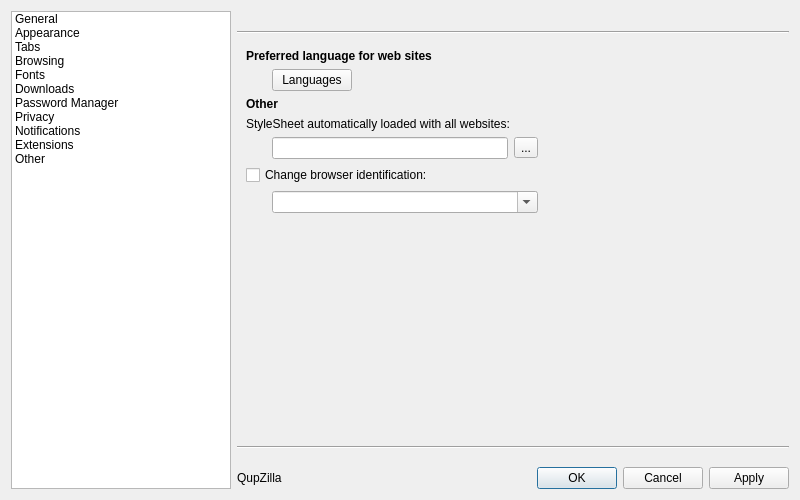
Old version of the form src/lib/preferences/preferences.ui in the repository QupZilla/qupzilla.
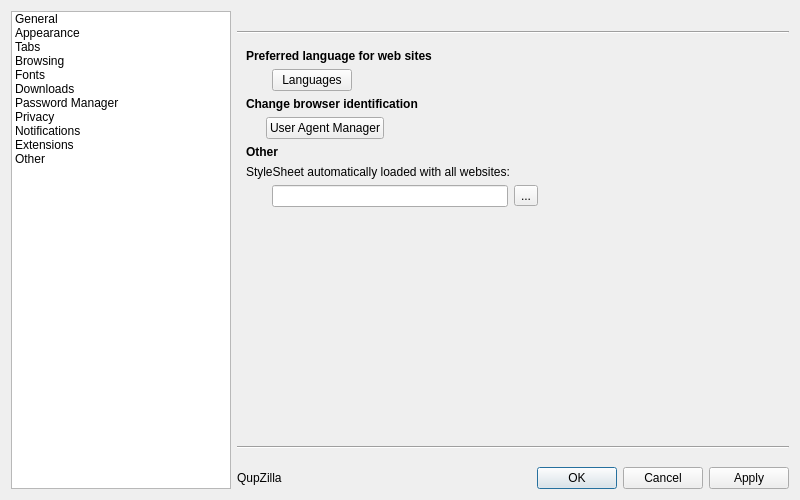
New version of the form. The open tabs and pages were chosen to show the change.

Commit message:
New User Agent Manager allows setting per-site User Agents.
closes #399

Diff of the .ui file:
```diff
--- a/src/lib/preferences/preferences.ui
+++ b/src/lib/preferences/preferences.ui
@@ -2170,24 +2170,24 @@
      </widget>
      <widget class="QWidget" name="stackedWidgetPage7">
       <layout class="QGridLayout" name="gridLayout_13">
-       <item row="7" column="0" colspan="4">
+       <item row="9" column="0" colspan="4">
         <widget class="QLabel" name="label_9">
          <property name="text">
           <string>&lt;b&gt;Other&lt;/b&gt;</string>
          </property>
         </widget>
        </item>
-       <item row="8" column="0" colspan="4">
+       <item row="10" column="0" colspan="4">
         <widget class="QLabel" name="label_15">
          <property name="text">
           <string>StyleSheet automatically loaded with all websites: </string>
          </property>
         </widget>
        </item>
-       <item row="9" column="1">
+       <item row="11" column="1">
         <widget class="QLineEdit" name="userStyleSheet"/>
        </item>
-       <item row="9" column="2">
+       <item row="11" column="2">
         <widget class="QToolButton" name="chooseUserStylesheet">
          <property name="text">
           <string>...</string>
@@ -2225,26 +2225,6 @@
          </property>
         </widget>
        </item>
-       <item row="10" column="0" colspan="2">
-        <widget class="QCheckBox" name="changeUserAgent">
-         <property name="text">
-          <string>Change browser identification:</string>
-         </property>
-        </widget>
-       </item>
-       <item row="11" column="1" colspan="2">
-        <widget class="QComboBox" name="userAgentCombo">
-         <property name="maximumSize">
-          <size>
-           <width>330</width>
-           <height>16777215</height>
-          </size>
-         </property>
-         <property name="editable">
-          <bool>true</bool>
-         </property>
-        </widget>
-       </item>
        <item row="12" column="0">
         <spacer name="verticalSpacer_15">
          <property name="orientation">
@@ -2287,6 +2267,53 @@
          </property>
         </spacer>
        </item>
+       <item row="7" column="0" colspan="4">
+        <widget class="QLabel" name="label_60">
+         <property name="text">
+          <string>&lt;b&gt;Change browser identification&lt;/b&gt;</string>
+         </property>
+        </widget>
+       </item>
+       <item row="8" column="0" colspan="2">
+        <layout class="QHBoxLayout" name="horizontalLayout_17">
+         <item>
+          <spacer name="horizontalSpacer_26">
+           <property name="orientation">
+            <enum>Qt::Horizontal</enum>
+           </property>
+           <property name="sizeType">
+            <enum>QSizePolicy::Fixed</enum>
+           </property>
+           <property name="sizeHint" stdset="0">
+            <size>
+             <width>20</width>
+             <height>20</height>
+            </size>
+           </property>
+          </spacer>
+         </item>
+         <item>
+          <widget class="QPushButton" name="uaManager">
+           <property name="text">
+            <string>User Agent Manager</string>
+           </property>
+          </widget>
+         </item>
+         <item>
+          <spacer name="horizontalSpacer_25">
+           <property name="orientation">
+            <enum>Qt::Horizontal</enum>
+           </property>
+           <property name="sizeHint" stdset="0">
+            <size>
+             <width>40</width>
+             <height>20</height>
+            </size>
+           </property>
+          </spacer>
+         </item>
+        </layout>
+       </item>
       </layout>
      </widget>
     </widget>
```
The commit also changes 5 other files.
